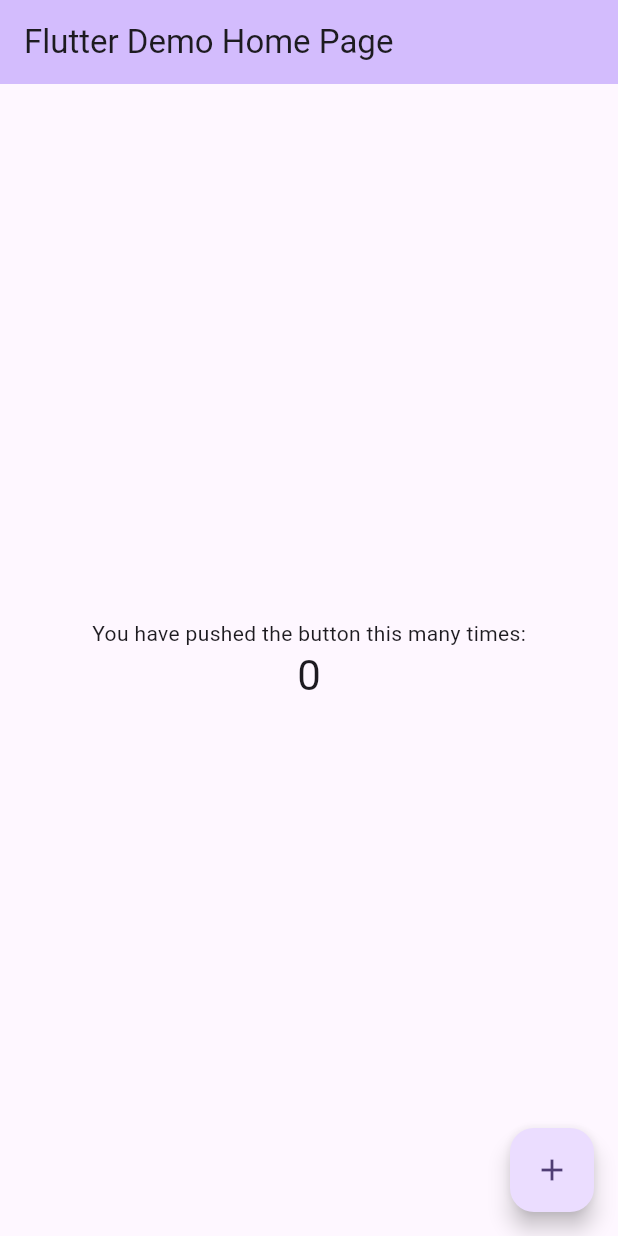
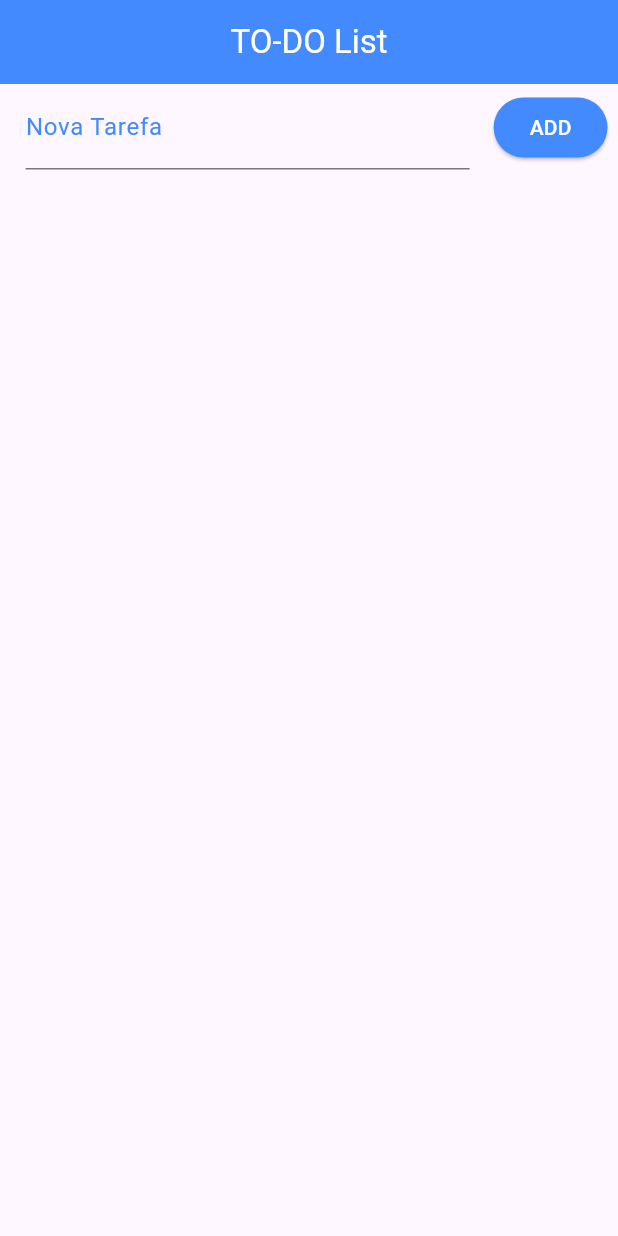
Before and after one commit to artaxerxesnazareno/todo_list, a Flutter app: the screen it shows after launch, on a phone screen of 412 x 824 dp. Run offline on Flutter 3.47's test engine with Material 3 defaults, Android fonts, the phone set to English and light mode, and no system bars.

Commit message:
feat: Adicionar funcionalidade de lista de tarefas
Adiciona uma tela de lista de tarefas com as seguintes funcionalidades:
* Adicionar novas tarefas
* Marcar tarefas como concluídas
* Remover tarefas
* Ordenar tarefas por ordem de conclusão
* Persistir tarefas no armazenamento local

```diff
--- a/lib/main.dart
+++ b/lib/main.dart
@@ -1,125 +1,192 @@
+import 'dart:convert';
+import 'dart:io';
+
 import 'package:flutter/material.dart';
+import 'package:path_provider/path_provider.dart';
 
 void main() {
-  runApp(const MyApp());
+  runApp(MaterialApp(
+    home: HomeScreen(),
+  ));
 }
 
-class MyApp extends StatelessWidget {
-  const MyApp({super.key});
-
-  // This widget is the root of your application.
+class HomeScreen extends StatefulWidget {
   @override
-  Widget build(BuildContext context) {
-    return MaterialApp(
-      title: 'Flutter Demo',
-      theme: ThemeData(
-        // This is the theme of your application.
-        //
-        // TRY THIS: Try running your application with "flutter run". You'll see
-        // the application has a purple toolbar. Then, without quitting the app,
-        // try changing the seedColor in the colorScheme below to Colors.green
-        // and then invoke "hot reload" (save your changes or press the "hot
-        // reload" button in a Flutter-supported IDE, or press "r" if you used
-        // the command line to start the app).
-        //
-        // Notice that the counter didn't reset back to zero; the application
-        // state is not lost during the reload. To reset the state, use hot
-        // restart instead.
-        //
-        // This works for code too, not just values: Most code changes can be
-        // tested with just a hot reload.
-        colorScheme: ColorScheme.fromSeed(seedColor: Colors.deepPurple),
-        useMaterial3: true,
-      ),
-      home: const MyHomePage(title: 'Flutter Demo Home Page'),
-    );
-  }
+  State<HomeScreen> createState() => _HomeScreenState();
 }
 
-class MyHomePage extends StatefulWidget {
-  const MyHomePage({super.key, required this.title});
-
-  // This widget is the home page of your application. It is stateful, meaning
-  // that it has a State object (defined below) that contains fields that affect
-  // how it looks.
-
-  // This class is the configuration for the state. It holds the values (in this
-  // case the title) provided by the parent (in this case the App widget) and
-  // used by the build method of the State. Fields in a Widget subclass are
-  // always marked "final".
-
-  final String title;
+class _HomeScreenState extends State<HomeScreen> {
+  List _todoList = [];
+  TextEditingController _taskController = TextEditingController();
+  Map<String, dynamic> _lastRemoved = {};
+  int _lastRemovedPos = 0;
 
   @override
-  State<MyHomePage> createState() => _MyHomePageState();
-}
-
-class _MyHomePageState extends State<MyHomePage> {
-  int _counter = 0;
-
-  void _incrementCounter() {
+  void initState() {
+    super.initState();
+    _readData().then((data) {
       setState(() {
-      // This call to setState tells the Flutter framework that something has
-      // changed in this State, which causes it to rerun the build method below
-      // so that the display can reflect the updated values. If we changed
-      // _counter without calling setState(), then the build method would not be
-      // called again, and so nothing would appear to happen.
-      _counter++;
+        _todoList = jsonDecode(data);
+      });
     });
   }
 
   @override
   Widget build(BuildContext context) {
-    // This method is rerun every time setState is called, for instance as done
-    // by the _incrementCounter method above.
-    //
-    // The Flutter framework has been optimized to make rerunning build methods
-    // fast, so that you can just rebuild anything that needs updating rather
-    // than having to individually change instances of widgets.
-    return Scaffold(
+    return SafeArea(
+      child: Scaffold(
         appBar: AppBar(
-        // TRY THIS: Try changing the color here to a specific color (to
-        // Colors.amber, perhaps?) and trigger a hot reload to see the AppBar
-        // change color while the other colors stay the same.
-        backgroundColor: Theme.of(context).colorScheme.inversePrimary,
-        // Here we take the value from the MyHomePage object that was created by
-        // the App.build method, and use it to set our appbar title.
-        title: Text(widget.title),
+          backgroundColor: Colors.blueAccent,
+          title:
+              const Text('TO-DO List', style: TextStyle(color: Colors.white)),
+          centerTitle: true,
         ),
-      body: Center(
-        // Center is a layout widget. It takes a single child and positions it
-        // in the middle of the parent.
+        body: Padding(
+          padding: const EdgeInsets.fromLTRB(17, 1, 7, 1),
           child: Column(
-          // Column is also a layout widget. It takes a list of children and
-          // arranges them vertically. By default, it sizes itself to fit its
-          // children horizontally, and tries to be as tall as its parent.
-          //
-          // Column has various properties to control how it sizes itself and
-          // how it positions its children. Here we use mainAxisAlignment to
-          // center the children vertically; the main axis here is the vertical
-          // axis because Columns are vertical (the cross axis would be
-          // horizontal).
-          //
-          // TRY THIS: Invoke "debug painting" (choose the "Toggle Debug Paint"
-          // action in the IDE, or press "p" in the console), to see the
-          // wireframe for each widget.
-          mainAxisAlignment: MainAxisAlignment.center,
-          children: <Widget>[
-            const Text(
-              'You have pushed the button this many times:',
+            children: [
+              Row(
+                children: [
+                  Expanded(
+                    child: TextField(
+                      controller: _taskController,
+                      decoration: const InputDecoration(
+                          hintText: 'Nova Tarefa',
+                          labelText: 'Nova Tarefa',
+                          labelStyle: TextStyle(color: Colors.blueAccent)),
                     ),
-            Text(
-              '$_counter',
-              style: Theme.of(context).textTheme.headlineMedium,
+                  ),
+                  const SizedBox(width: 16),
+                  ElevatedButton(
+                    onPressed: _addTask,
+                    child: const Text('ADD',
+                        style: TextStyle(color: Colors.white)),
+                    style: ElevatedButton.styleFrom(
+                      backgroundColor: Colors.blueAccent,
+                    ),
+                  ),
+                ],
+              ),
+              const SizedBox(height: 16),
+              Expanded(
+                child: RefreshIndicator(
+                  onRefresh: _refresh,
+                  child: ListView.builder(
+                    padding: const EdgeInsets.only(top: 10.0),
+                    itemCount: _todoList.length,
+                    itemBuilder: buildItem,
+                  ),
+                ),
               ),
             ],
           ),
         ),
-      floatingActionButton: FloatingActionButton(
-        onPressed: _incrementCounter,
-        tooltip: 'Increment',
-        child: const Icon(Icons.add),
-      ), // This trailing comma makes auto-formatting nicer for build methods.
+      ),
     );
   }
+
+  Widget buildItem(context, index) {
+    return Dismissible(
+      key: Key(DateTime.now().millisecondsSinceEpoch.toString()),
+      background: Container(
+        color: Colors.red,
+        child: const Align(
+          alignment: Alignment(-0.9, 0.0),
+          child: Icon(Icons.delete, color: Colors.white),
+        ),
+      ),
+      direction: DismissDirection.startToEnd,
+      child: CheckboxListTile(
+        title: Text(_todoList[index]["title"]),
+        value: _todoList[index]["ok"],
+        onChanged: (value) {
+          setState(() {
+            _todoList[index]["ok"] = value;
+            // _saveFile(jsonEncode(_todoList));
+          });
+        },
+        activeColor: Colors.blueAccent,
+        checkColor: Colors.white,
+        secondary: CircleAvatar(
+          child: Icon(_todoList[index]["ok"] ? Icons.check : Icons.info_outline,
+              color: Colors.white),
+          backgroundColor: Colors.blueAccent,
+        ),
+      ),
+      onDismissed: (direction) {
+        setState(() {
+          _lastRemoved = _todoList[index];
+          _lastRemovedPos = index;
+          _todoList.removeAt(index);
+          _saveData(jsonEncode(_todoList));
+        });
+        ScaffoldMessenger.of(context).showSnackBar(
+          SnackBar(
+            duration: Duration(seconds: 2),
+            content: Text('Tarefa \"${_lastRemoved["title"]}\"Removida'),
+            action: SnackBarAction(
+              label: 'Desfazer',
+              onPressed: () {
+                setState(() {
+                  _todoList.insert(_lastRemovedPos, _lastRemoved);
+                  _saveData(jsonEncode(_todoList));
+                });
+              },
+            ),
+          ),
+        );
+      },
+    );
   }
+
+  void _addTask() {
+    if (_taskController.text.isNotEmpty) {
+      Map<String, dynamic> newTask = {
+        "title": _taskController.text,
+        "ok": false
+      };
+      setState(() {
+        _todoList.add(newTask);
+        _taskController.clear();
+      });
+      _saveData(jsonEncode(_todoList));
+    }
+  }
+
+  Future<File> _getFile() async {
+    final directory = await getApplicationDocumentsDirectory();
+    return File('${directory.path}/data.json');
+  }
+
+  Future<File> _saveData(String text) async {
+    String data = jsonEncode(_todoList);
+    final file = await _getFile();
+    return file.writeAsString(text);
+  }
+
+  Future<String> _readData() async {
+    try {
+      final file = await _getFile();
+      return file.readAsString();
+    } catch (e) {
+      return 'Error: $e';
+    }
+  }
+
+  Future<void> _refresh() async {
+    await Future.delayed(Duration(seconds: 1));
+    setState(() {
+      _todoList.sort(
+        (a, b) {
+          if (a["ok"] && !b["ok"])
+            return 1;
+          else if (!a["ok"] && b["ok"])
+            return -1;
+          else
+            return 0;
+        },
+      );
+      _saveData(jsonEncode(_todoList));
+    });
+  }
+}
--- a/pubspec.yaml
+++ b/pubspec.yaml
@@ -35,6 +35,7 @@ dependencies:
   # The following adds the Cupertino Icons font to your application.
   # Use with the CupertinoIcons class for iOS style icons.
   cupertino_icons: ^1.0.8
+  path_provider: ^2.1.4
 
 dev_dependencies:
   flutter_test:
```
Also changed, not shown: Screen_recording_20241023_143216.gif (added), image.png (added), img.png (added), pubspec.lock, 4 other files. Lines whose indentation alone changed are shown as unchanged.
